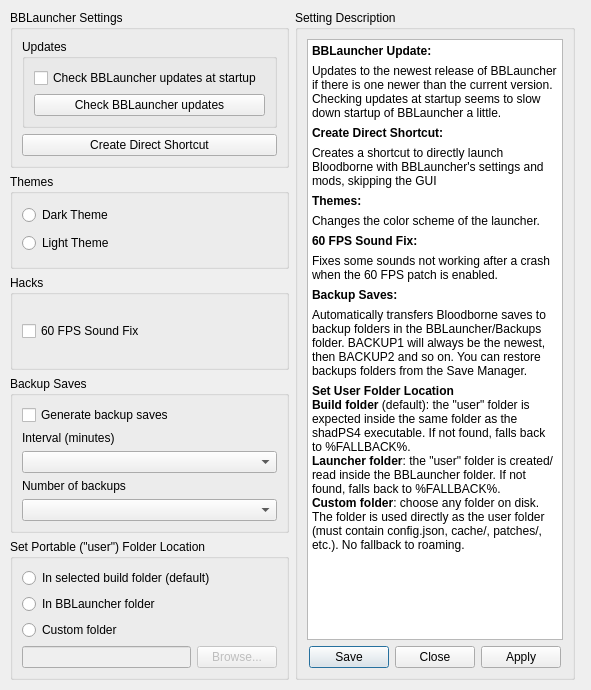
Above: settings/LauncherSettings.ui from rainmakerv3/BB_Launcher before the change. Below: the same form after it.
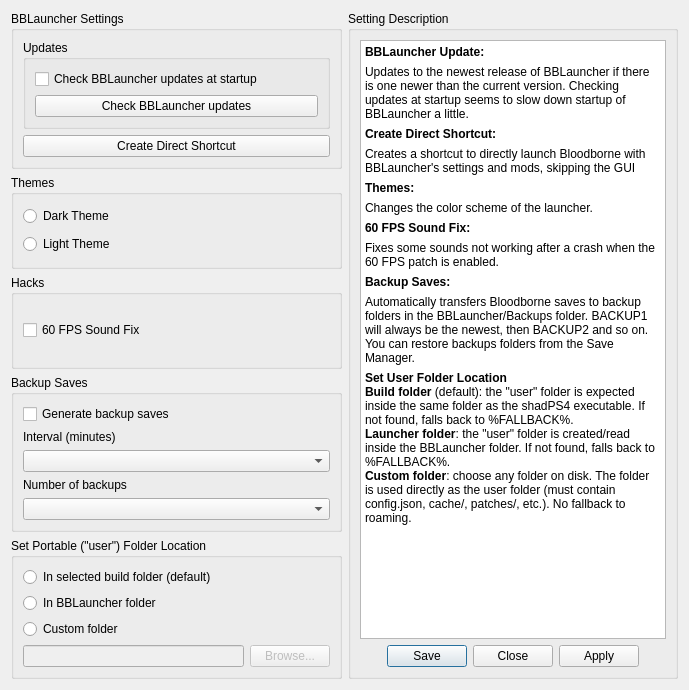
That is the form after the change.

Commit message: main window: add button labels, show current patches instead of settings in sidebar

What changed in the file:
```diff
--- a/settings/LauncherSettings.ui
+++ b/settings/LauncherSettings.ui
@@ -6,22 +6,15 @@
    <rect>
     <x>0</x>
     <y>0</y>
-    <width>591</width>
+    <width>689</width>
     <height>690</height>
    </rect>
   </property>
   <property name="windowTitle">
    <string>Launcher Settings</string>
   </property>
-  <widget class="QWidget" name="horizontalLayoutWidget">
-   <property name="geometry">
-    <rect>
-     <x>10</x>
-     <y>10</y>
-     <width>565</width>
-     <height>670</height>
-    </rect>
-   </property>
+  <layout class="QVBoxLayout" name="verticalLayout_9">
+   <item>
    <layout class="QHBoxLayout" name="horizontalLayout">
     <item>
      <layout class="QVBoxLayout" name="verticalLayout_10"/>
@@ -264,7 +257,8 @@
      </layout>
     </item>
    </layout>
-  </widget>
+   </item>
+  </layout>
  </widget>
  <resources/>
  <connections>
```
Lines whose indentation alone changed are shown as unchanged. The commit also changes 5 other files.
